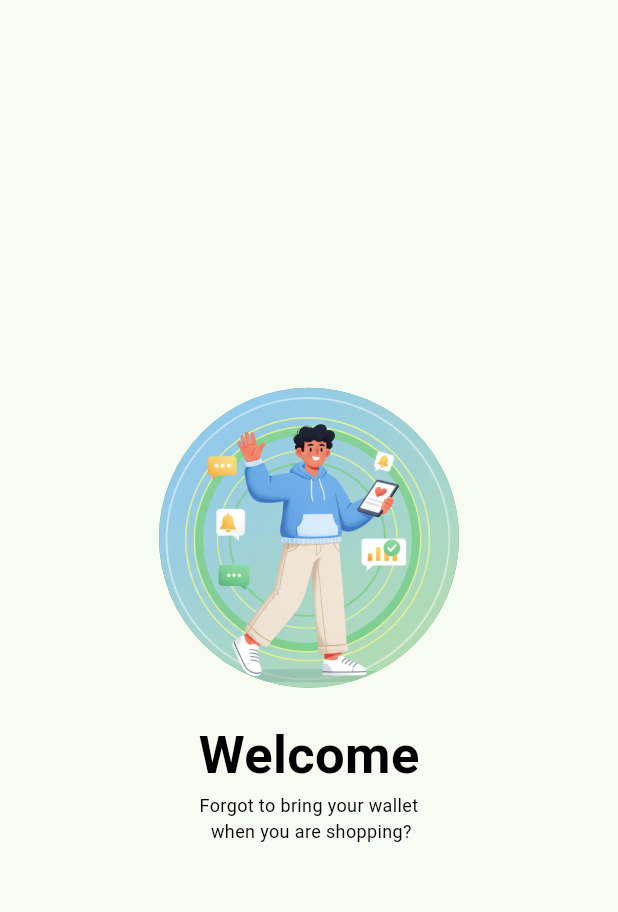
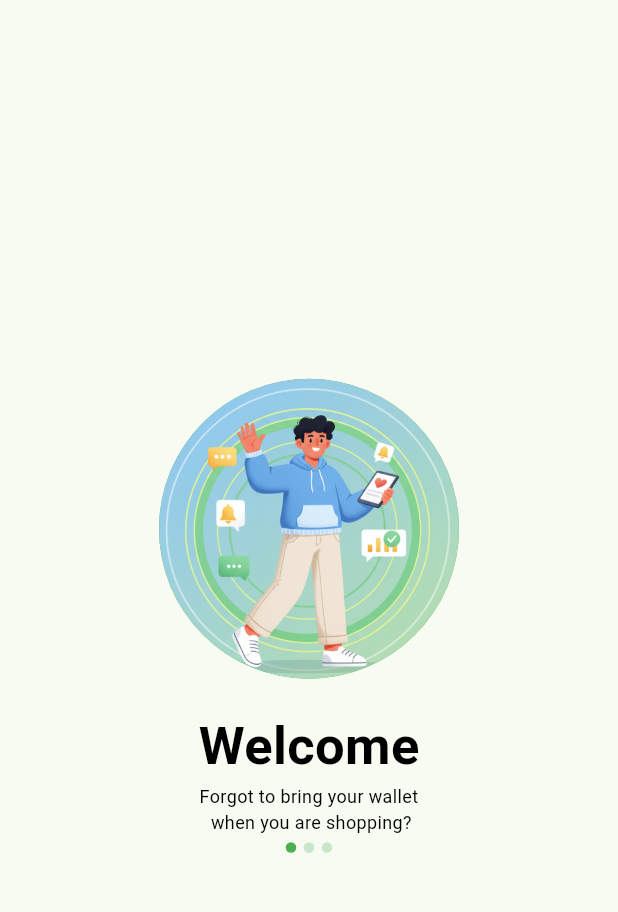
Before and after one commit to dwiilhammaulana/KB1179-1123150008-uts, a Flutter app: the screen it shows after launch, on a phone screen of 412 x 824 dp, the part 63-975 px from its top. Run offline on Flutter 3.47's test engine with Material 3 defaults, Android fonts, the phone set to English and light mode, and no system bars.

Commit message:
membuat titik tiga 3

```diff
--- a/lib/screen/splash_screen1.dart
+++ b/lib/screen/splash_screen1.dart
@@ -36,6 +36,38 @@ class Screen1 extends StatelessWidget {
             fontSize: 12,
             color: Colors.black
           )),
+          SizedBox(height: 5),
+          Row(
+            mainAxisAlignment: MainAxisAlignment.center,
+                        children: [
+                          Container(
+                            height: 7,
+                            width: 7,
+                            decoration: BoxDecoration(
+                              shape: BoxShape.circle,
+                              color: Colors.green,
+                            ),
+                          ),
+                          SizedBox(width: 5),
+                          Container(
+                            height: 7,
+                            width: 7,
+                            decoration: BoxDecoration(
+                              shape: BoxShape.circle,
+                              color: Color(0xFFC8E6C9),
+                            ),
+                          ),
+                          SizedBox(width: 5),
+                          Container(
+                            height: 7,
+                            width: 7,
+                            decoration: BoxDecoration(
+                              shape: BoxShape.circle,
+                              color: Color(0xFFC8E6C9),
+                            ),
+                          ),
+                        ],
+                      ),
           ],
         ),
       ),
```
